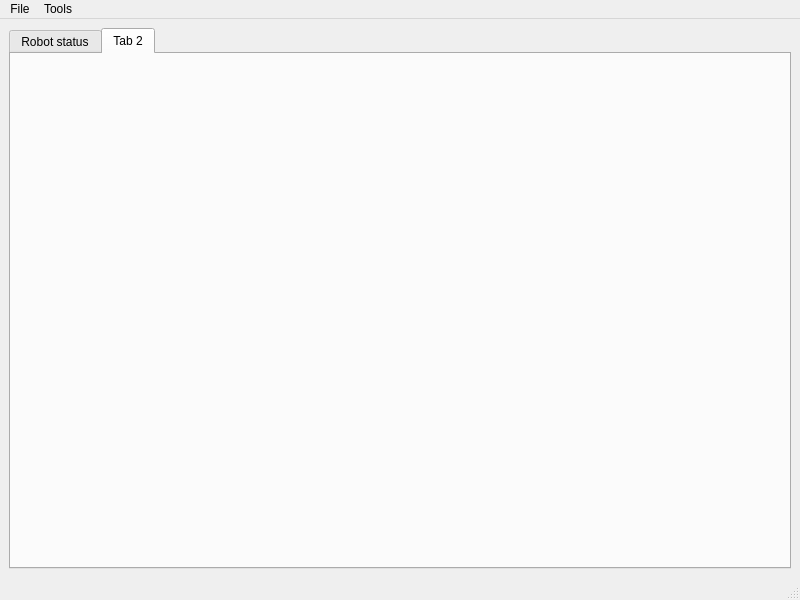
Qt form RobotControl/mainwindow.ui (Haellsigh/Impression3D) before a commit.
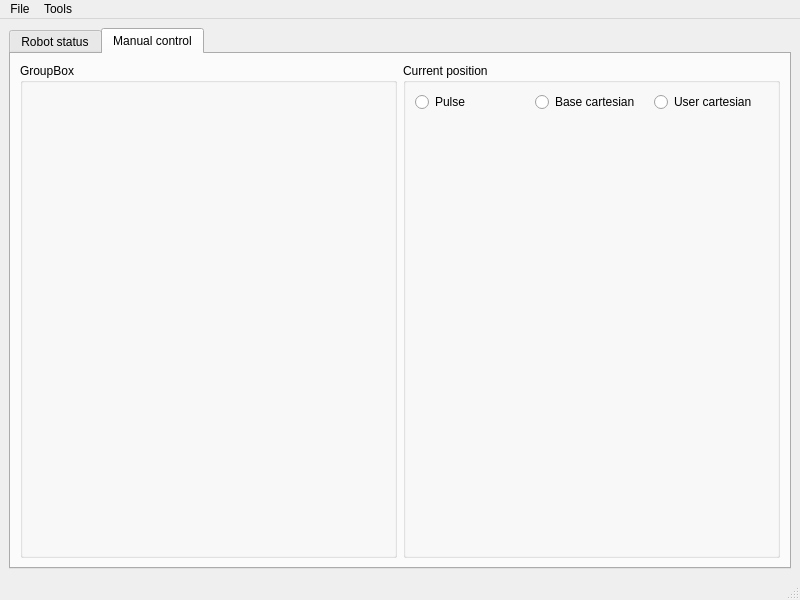
The same form after that commit. The open tabs and pages were chosen to show the change.

```diff
--- a/RobotControl/mainwindow.ui
+++ b/RobotControl/mainwindow.ui
@@ -296,8 +296,64 @@
       </widget>
       <widget class="QWidget" name="tabManual">
        <attribute name="title">
-        <string>Tab 2</string>
+        <string>Manual control</string>
        </attribute>
+       <layout class="QGridLayout" name="gridLayout_3">
+        <item row="0" column="0">
+         <widget class="QGroupBox" name="groupBox_2">
+          <property name="title">
+           <string>GroupBox</string>
+          </property>
+         </widget>
+        </item>
+        <item row="0" column="1">
+         <widget class="QGroupBox" name="grpCurrentPosition">
+          <property name="title">
+           <string>Current position</string>
+          </property>
+          <layout class="QGridLayout" name="gridLayout_4">
+           <item row="0" column="0">
+            <layout class="QHBoxLayout" name="horizontalLayout">
+             <item>
+              <widget class="QRadioButton" name="radioPositionPulse">
+               <property name="text">
+                <string>Pulse</string>
+               </property>
+              </widget>
+             </item>
+             <item>
+              <widget class="QRadioButton" name="radioPositionBaseCartesian">
+               <property name="text">
+                <string>Base cartesian</string>
+               </property>
+              </widget>
+             </item>
+             <item>
+              <widget class="QRadioButton" name="radioPositionUserCartesian">
+               <property name="text">
+                <string>User cartesian</string>
+               </property>
+              </widget>
+             </item>
+            </layout>
+           </item>
+           <item row="1" column="0">
+            <spacer name="verticalSpacer">
+             <property name="orientation">
+              <enum>Qt::Vertical</enum>
+             </property>
+             <property name="sizeHint" stdset="0">
+              <size>
+               <width>20</width>
+               <height>40</height>
+              </size>
+             </property>
+            </spacer>
+           </item>
+          </layout>
+         </widget>
+        </item>
+       </layout>
       </widget>
      </widget>
     </item>
```
Left out of the diff: 4 changed lines with no effect on the pictures.
